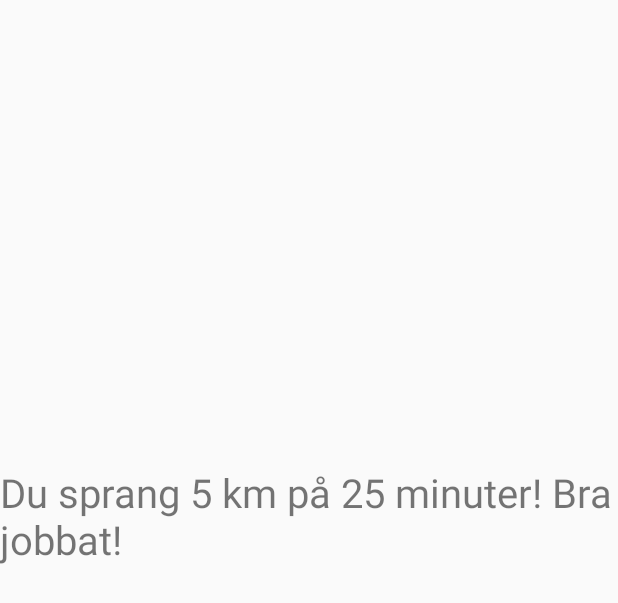
After one commit to stromming/Jogr, an Android app: the layout activity_stats_0.xml on its own in the app's theme, with its tools: preview values and no code run, on a phone screen of 412 x 824 dp. The commit adds this screen. Shown: the top 603 px of the screen. Run offline under Robolectric (Android 15) with nearby library versions, the phone set to English and light mode, and no system bars.

Commit message:
Lagt in 3 statistik-skärmar som bläddras med skak.

```diff
--- /dev/null
+++ b/app/src/main/res/layout/activity_stats_0.xml
@@ -0,0 +1,19 @@
+<?xml version="1.0" encoding="utf-8"?>
+<LinearLayout xmlns:android="http://schemas.android.com/apk/res/android"
+    android:orientation="vertical" android:layout_width="match_parent"
+    android:layout_height="match_parent"
+    android:weightSum="1">
+
+    <Space
+        android:layout_width="match_parent"
+        android:layout_height="wrap_content"
+        android:layout_gravity="right"
+        android:layout_weight="0.50" />
+
+    <TextView
+        android:layout_width="match_parent"
+        android:layout_height="204dp"
+        android:text="Du sprang 5 km på 25 minuter! Bra jobbat!"
+        android:id="@+id/text0"
+        android:textSize="12pt" />
+</LinearLayout>
```
Also changed, not shown: app/src/main/java/se/lth/mamn01/jogr/jogr/ShakeEventListener.java (+16 -13 lines), app/src/main/java/se/lth/mamn01/jogr/jogr/StatScreen.java (+26 -10 lines), app/src/main/res/layout/activity_stats_1.xml (renamed from app/src/main/res/layout/activity_stats.xml, +10 -4 lines), app/src/main/res/layout/activity_stats_2.xml (added, +22 -0 lines).
